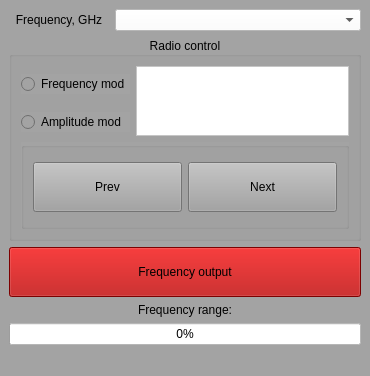
First picture: the form in 04/HW-04/mainwindow.ui, repository ZeRg0912/Qt, before the edit.
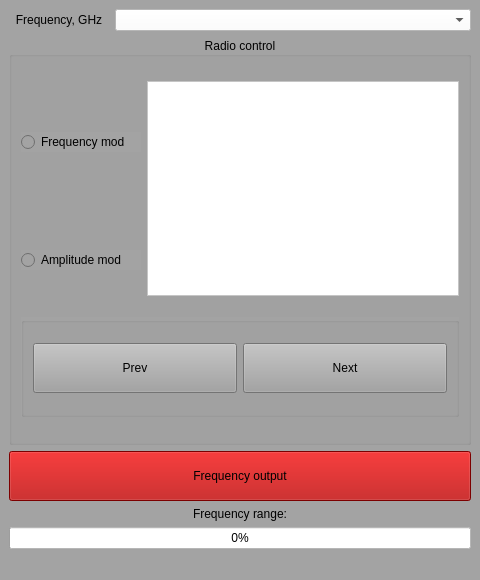
Second picture: the form after the edit.

Commit message: complete HW-04

Diff of the .ui file:
```diff
--- a/04/HW-04/mainwindow.ui
+++ b/04/HW-04/mainwindow.ui
@@ -6,8 +6,8 @@
    <rect>
     <x>0</x>
     <y>0</y>
-    <width>370</width>
-    <height>376</height>
+    <width>480</width>
+    <height>580</height>
    </rect>
   </property>
   <property name="windowTitle">
@@ -143,7 +143,7 @@
          </property>
          <property name="maximumSize">
           <size>
-           <width>16777215</width>
+           <width>120</width>
            <height>16777215</height>
           </size>
          </property>
@@ -175,7 +175,7 @@
          </property>
          <property name="maximumSize">
           <size>
-           <width>16777215</width>
+           <width>120</width>
            <height>16777215</height>
           </size>
          </property>
@@ -195,8 +195,8 @@
          </property>
          <property name="minimumSize">
           <size>
-           <width>0</width>
-           <height>0</height>
+           <width>200</width>
+           <height>200</height>
           </size>
          </property>
          <property name="maximumSize">
@@ -215,6 +215,12 @@
        </item>
        <item row="2" column="0" colspan="2">
         <widget class="QGroupBox" name="gb_ControlButtons">
+         <property name="maximumSize">
+          <size>
+           <width>16777215</width>
+           <height>100</height>
+          </size>
+         </property>
          <property name="styleSheet">
           <string notr="true"/>
          </property>
```
Left out of the diff: 4 changed lines with no effect on the pictures. The commit also changes 1 other file.
